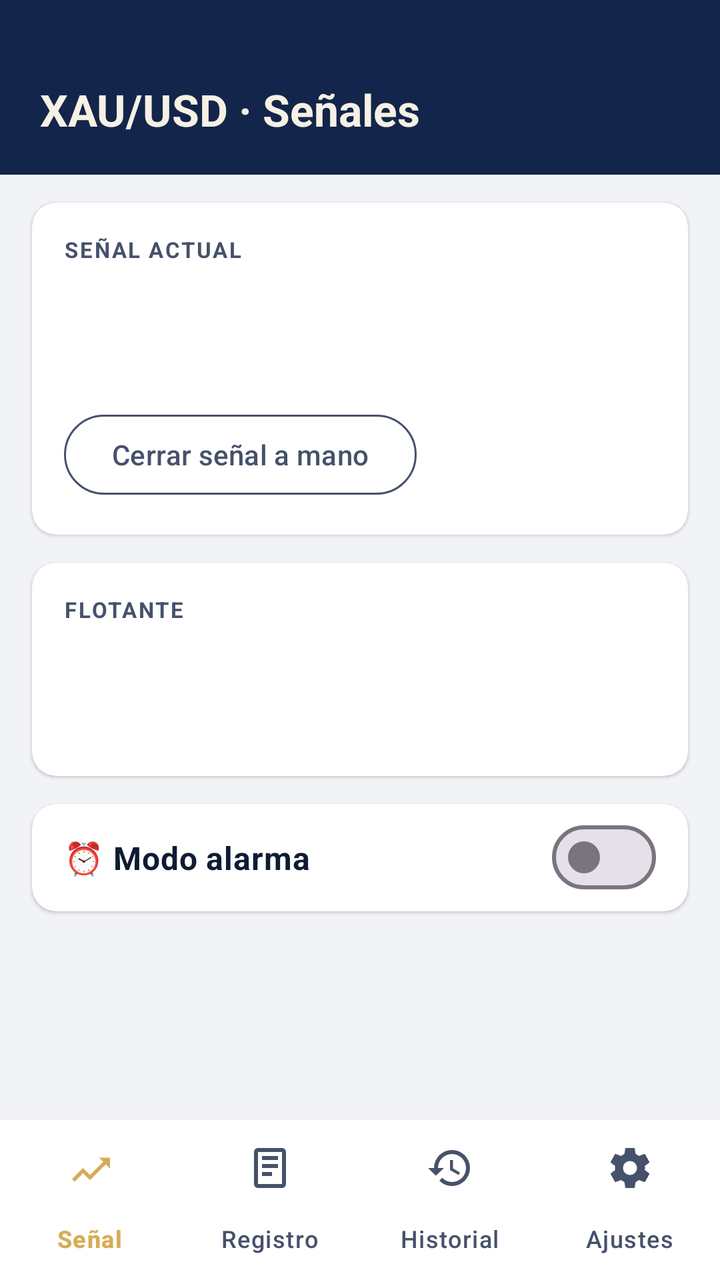
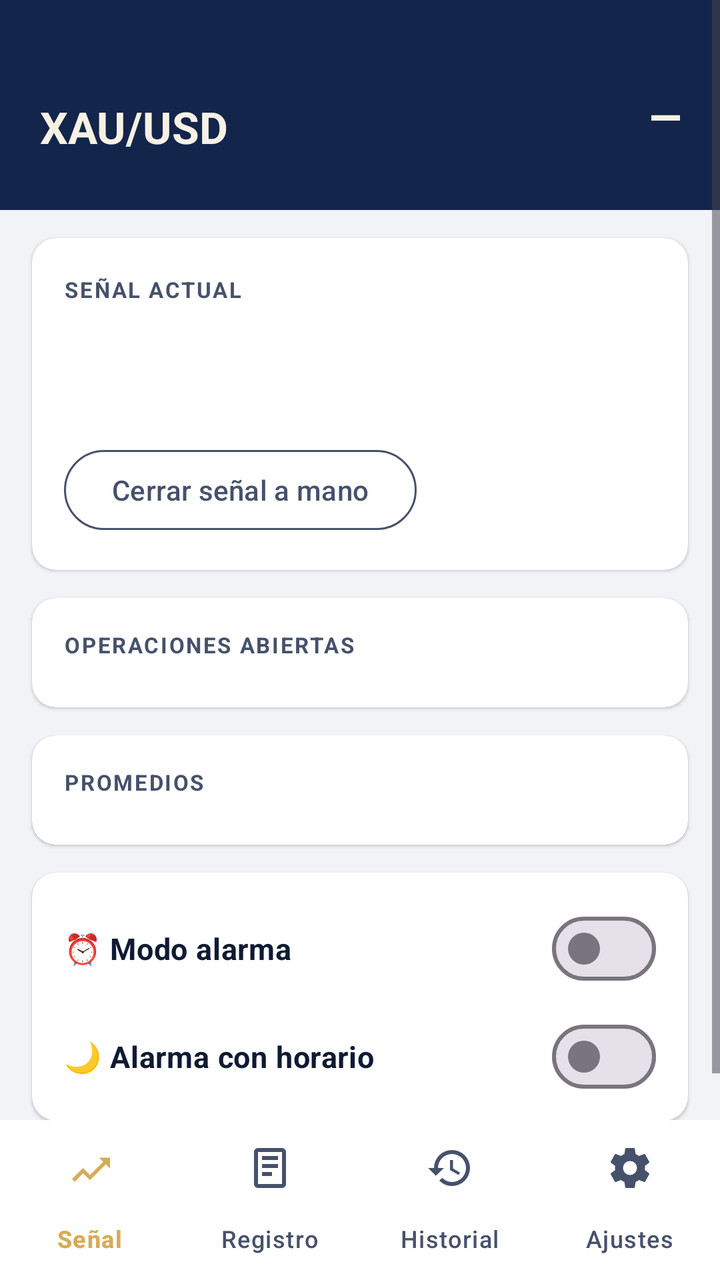

An Android layout rendered at two revisions. The XML below is the earlier revision; the diff shows what the commit changed to produce the second picture.
<!-- AndroidManifest.xml: application theme Theme.RegistroXAU -->
<!-- res/layout/activity_main.xml -->
<?xml version="1.0" encoding="utf-8"?>
<LinearLayout xmlns:android="http://schemas.android.com/apk/res/android"
    xmlns:app="http://schemas.android.com/apk/res-auto"
    android:layout_width="match_parent"
    android:layout_height="match_parent"
    android:background="@color/bg"
    android:orientation="vertical">

    <FrameLayout
        android:layout_width="match_parent"
        android:layout_height="0dp"
        android:layout_weight="1">

        
        <ScrollView
            android:id="@+id/pageSignal"
            android:layout_width="match_parent"
            android:layout_height="match_parent"
            android:fillViewport="true">
            <LinearLayout
                android:layout_width="match_parent"
                android:layout_height="wrap_content"
                android:orientation="vertical"
                android:paddingBottom="24dp">

                <LinearLayout
                    android:layout_width="match_parent"
                    android:layout_height="wrap_content"
                    android:background="@color/band"
                    android:paddingHorizontal="20dp"
                    android:paddingTop="40dp"
                    android:paddingBottom="18dp">
                    <TextView
                        android:layout_width="wrap_content"
                        android:layout_height="wrap_content"
                        android:text="XAU/USD · Señales"
                        android:textColor="@color/band_ink"
                        android:textSize="22sp"
                        android:textStyle="bold" />
                </LinearLayout>

                <com.google.android.material.card.MaterialCardView style="@style/Card"
                    android:layout_width="match_parent" android:layout_height="wrap_content">
                    <LinearLayout
                        android:layout_width="match_parent"
                        android:layout_height="wrap_content"
                        android:orientation="vertical"
                        android:padding="16dp">
                        <TextView style="@style/Eyebrow" android:text="Señal actual" />
                        <TextView
                            android:id="@+id/txtSignalTitle"
                            android:layout_width="wrap_content"
                            android:layout_height="wrap_content"
                            android:layout_marginTop="6dp"
                            android:textColor="@color/ink"
                            android:textSize="24sp"
                            android:textStyle="bold" />
                        <TextView
                            android:id="@+id/txtSignalBody"
                            android:layout_width="match_parent"
                            android:layout_height="wrap_content"
                            android:layout_marginTop="4dp"
                            android:textColor="@color/ink2"
                            android:textSize="14sp" />
                        <Button
                            android:id="@+id/btnClose"
                            style="@style/BtnOutlined"
                            android:layout_width="wrap_content"
                            android:layout_height="wrap_content"
                            android:layout_marginTop="10dp"
                            android:text="Cerrar señal a mano" />
                    </LinearLayout>
                </com.google.android.material.card.MaterialCardView>

                <com.google.android.material.card.MaterialCardView
                    android:id="@+id/cardFloat"
                    style="@style/Card"
                    android:layout_width="match_parent" android:layout_height="wrap_content">
                    <LinearLayout
                        android:layout_width="match_parent"
                        android:layout_height="wrap_content"
                        android:orientation="vertical"
                        android:padding="16dp">
                        <TextView style="@style/Eyebrow" android:text="Flotante" />
                        <TextView
                            android:id="@+id/txtFloat"
                            android:layout_width="wrap_content"
                            android:layout_height="wrap_content"
                            android:layout_marginTop="6dp"
                            android:textColor="@color/ink"
                            android:textSize="24sp"
                            android:textStyle="bold" />
                        <TextView
                            android:id="@+id/txtFloatInfo"
                            android:layout_width="match_parent"
                            android:layout_height="wrap_content"
                            android:layout_marginTop="4dp"
                            android:textColor="@color/ink2"
                            android:textSize="13sp" />
                    </LinearLayout>
                </com.google.android.material.card.MaterialCardView>

                <com.google.android.material.card.MaterialCardView style="@style/Card"
                    android:layout_width="match_parent" android:layout_height="wrap_content">
                    <com.google.android.material.materialswitch.MaterialSwitch
                        android:id="@+id/switchAlarm"
                        android:layout_width="match_parent"
                        android:layout_height="wrap_content"
                        android:padding="16dp"
                        android:text="⏰ Modo alarma"
                        android:textColor="@color/ink"
                        android:textSize="16sp"
                        android:textStyle="bold" />
                </com.google.android.material.card.MaterialCardView>
            </LinearLayout>
        </ScrollView>

        
        <WebView
            android:id="@+id/web"
            android:layout_width="match_parent"
            android:layout_height="match_parent"
            android:visibility="gone" />

        
        <ScrollView
            android:id="@+id/pageHistory"
            android:layout_width="match_parent"
            android:layout_height="match_parent"
            android:visibility="gone">
            <LinearLayout
                android:layout_width="match_parent"
                android:layout_height="wrap_content"
                android:orientation="vertical"
                android:paddingTop="28dp"
                android:paddingBottom="24dp">
                <com.google.android.material.card.MaterialCardView style="@style/Card"
                    android:layout_width="match_parent" android:layout_height="wrap_content">
                    <LinearLayout
                        android:layout_width="match_parent"
                        android:layout_height="wrap_content"
                        android:orientation="vertical"
                        android:padding="16dp">
                        <TextView style="@style/Eyebrow" android:text="Historial" />
                        <TextView
                            android:id="@+id/txtHistory"
                            android:layout_width="match_parent"
                            android:layout_height="wrap_content"
                            android:layout_marginTop="6dp"
                            android:fontFamily="monospace"
                            android:lineSpacingExtra="4dp"
                            android:textColor="@color/ink2"
                            android:textSize="13sp" />
                    </LinearLayout>
                </com.google.android.material.card.MaterialCardView>
            </LinearLayout>
        </ScrollView>

        
        <ScrollView
            android:id="@+id/pageSettings"
            android:layout_width="match_parent"
            android:layout_height="match_parent"
            android:visibility="gone">
            <LinearLayout
                android:layout_width="match_parent"
                android:layout_height="wrap_content"
                android:orientation="vertical"
                android:paddingTop="28dp"
                android:paddingBottom="24dp">

                
                <com.google.android.material.card.MaterialCardView style="@style/Card"
                    android:layout_width="match_parent" android:layout_height="wrap_content">
                    <LinearLayout
                        android:layout_width="match_parent"
                        android:layout_height="wrap_content"
                        android:orientation="vertical"
                        android:padding="16dp">
                        <TextView style="@style/Eyebrow" android:text="Permisos" />
                        <TextView android:id="@+id/txtAccess" style="@style/Line" />
                        <Button android:id="@+id/btnAccess" style="@style/BtnTonal" android:text="Dar acceso a notificaciones" />
                        <TextView android:id="@+id/txtNotif" style="@style/Line" />
                        <Button android:id="@+id/btnNotifPerm" style="@style/BtnTonal" android:text="Permitir notificaciones" />
                        <TextView android:id="@+id/txtBattery" style="@style/Line" />
                        <Button android:id="@+id/btnBattery" style="@style/BtnTonal" android:text="Quitar restricción de batería" />
                        <TextView android:id="@+id/txtLive" style="@style/Line" />
                        <Button android:id="@+id/btnLive" style="@style/BtnTonal" android:text="Activar actualizaciones en directo" />
                        <TextView android:id="@+id/txtFullScreen" style="@style/Line" />
                        <Button android:id="@+id/btnFullScreen" style="@style/BtnTonal" android:text="Permitir alarma a pantalla completa" />
                    </LinearLayout>
                </com.google.android.material.card.MaterialCardView>

                
                <com.google.android.material.card.MaterialCardView style="@style/Card"
                    android:layout_width="match_parent" android:layout_height="wrap_content">
                    <LinearLayout
                        android:layout_width="match_parent"
                        android:layout_height="wrap_content"
                        android:orientation="vertical"
                        android:padding="16dp">
                        <TextView style="@style/Eyebrow" android:text="Registro · Google" />
                        <TextView android:id="@+id/txtGoogle" style="@style/Line" />
                        <Button android:id="@+id/btnGoogle" style="@style/BtnTonal" android:text="Iniciar sesión con Google" />
                    </LinearLayout>
                </com.google.android.material.card.MaterialCardView>

                <com.google.android.material.card.MaterialCardView style="@style/Card"
                    android:layout_width="match_parent" android:layout_height="wrap_content">
                    <LinearLayout
                        android:layout_width="match_parent"
                        android:layout_height="wrap_content"
                        android:orientation="vertical"
                        android:padding="16dp">
                        <TextView style="@style/Eyebrow" android:text="Myfxbook" />
                        <com.google.android.material.materialswitch.MaterialSwitch
                            android:id="@+id/switchMfx"
                            style="@style/Sw"
                            android:text="Mostrar el flotante" />
                        <TextView
                            android:id="@+id/txtMfx"
                            android:layout_width="match_parent"
                            android:layout_height="wrap_content"
                            android:layout_marginTop="4dp"
                            android:textColor="@color/ink2"
                            android:textSize="13sp" />
                        <EditText
                            android:id="@+id/inputMfxEmail"
                            android:layout_width="match_parent"
                            android:layout_height="wrap_content"
                            android:hint="Email"
                            android:inputType="textEmailAddress"
                            android:textColor="@color/ink"
                            android:textColorHint="@color/ink2" />
                        <EditText
                            android:id="@+id/inputMfxPass"
                            android:layout_width="match_parent"
                            android:layout_height="wrap_content"
                            android:hint="Contraseña"
                            android:inputType="textPassword"
                            android:textColor="@color/ink"
                            android:textColorHint="@color/ink2" />
                        <Button android:id="@+id/btnMfx" style="@style/BtnTonal" android:text="Conectar" />
                        <TextView style="@style/Line" android:text="Cuenta" />
                        <Spinner
                            android:id="@+id/spinnerMfx"
                            android:layout_width="match_parent"
                            android:layout_height="wrap_content" />
                    </LinearLayout>
                </com.google.android.material.card.MaterialCardView>

                
                <com.google.android.material.card.MaterialCardView style="@style/Card"
                    android:layout_width="match_parent" android:layout_height="wrap_content">
                    <LinearLayout
                        android:layout_width="match_parent"
                        android:layout_height="wrap_content"
                        android:orientation="vertical"
                        android:padding="16dp">
                        <TextView style="@style/Eyebrow" android:text="Configuración" />
                        <TextView style="@style/Line" android:text="Canal de Telegram" />
                        <EditText
                            android:id="@+id/inputTitle"
                            android:layout_width="match_parent"
                            android:layout_height="wrap_content"
                            android:inputType="text"
                            android:textColor="@color/ink" />
                        <com.google.android.material.materialswitch.MaterialSwitch
                            android:id="@+id/switchSound"
                            style="@style/Sw"
                            android:text="Sonido de aviso" />
                        <Button android:id="@+id/btnSave" style="@style/BtnTonal"
                            android:layout_marginTop="6dp" android:text="Guardar" />
                    </LinearLayout>
                </com.google.android.material.card.MaterialCardView>

                
                <com.google.android.material.card.MaterialCardView style="@style/Card"
                    android:layout_width="match_parent" android:layout_height="wrap_content">
                    <LinearLayout
                        android:layout_width="match_parent"
                        android:layout_height="wrap_content"
                        android:orientation="vertical"
                        android:padding="16dp">
                        <TextView style="@style/Eyebrow" android:text="Pruebas" />
                        <LinearLayout android:layout_width="match_parent" android:layout_height="wrap_content" android:orientation="horizontal">
                            <Button android:id="@+id/btnTestOpen" style="@style/BtnOutlined"
                                android:layout_width="0dp" android:layout_weight="1" android:layout_height="wrap_content"
                                android:layout_marginEnd="6dp" android:text="Señal" />
                            <Button android:id="@+id/btnTestAvg" style="@style/BtnOutlined"
                                android:layout_width="0dp" android:layout_weight="1" android:layout_height="wrap_content"
                                android:text="Promedio" />
                        </LinearLayout>
                        <LinearLayout android:layout_width="match_parent" android:layout_height="wrap_content" android:orientation="horizontal">
                            <Button android:id="@+id/btnTestCloseAvg" style="@style/BtnOutlined"
                                android:layout_width="0dp" android:layout_weight="1" android:layout_height="wrap_content"
                                android:layout_marginEnd="6dp" android:text="Cerrar prom." />
                            <Button android:id="@+id/btnTestClose" style="@style/BtnOutlined"
                                android:layout_width="0dp" android:layout_weight="1" android:layout_height="wrap_content"
                                android:text="Cerrar todo" />
                        </LinearLayout>
                        <Button android:id="@+id/btnTestAlarm" style="@style/BtnOutlined"
                            android:layout_width="match_parent" android:layout_height="wrap_content"
                            android:text="Probar alarma en 10 s" />
                    </LinearLayout>
                </com.google.android.material.card.MaterialCardView>
            </LinearLayout>
        </ScrollView>
    </FrameLayout>

    <com.google.android.material.bottomnavigation.BottomNavigationView
        android:id="@+id/nav"
        android:layout_width="match_parent"
        android:layout_height="wrap_content"
        android:background="@color/surface"
        app:itemIconTint="@color/nav_item"
        app:itemTextColor="@color/nav_item"
        app:labelVisibilityMode="labeled"
        app:menu="@menu/bottom_nav" />
</LinearLayout>
<!-- resources referenced by this layout -->
<resources>
  <color name="band">#13254A</color>
  <color name="band_ink">#F6F1E4</color>
  <color name="bg">#F2F3F7</color>
  <color name="ink">#0F1B33</color>
  <color name="ink2">#46516B</color>
  <color name="surface">#FFFFFF</color>
  <style name="BtnOutlined" parent="Widget.Material3.Button.OutlinedButton">
          <item name="android:textColor">@color/ink2</item>
          <item name="strokeColor">@color/ink2</item>
      </style>
  <style name="BtnTonal" parent="Widget.Material3.Button.TonalButton">
          <item name="android:layout_width">wrap_content</item>
          <item name="android:layout_height">wrap_content</item>
      </style>
  <style name="Card" parent="Widget.Material3.CardView.Elevated">
          <item name="android:layout_marginStart">16dp</item>
          <item name="android:layout_marginEnd">16dp</item>
          <item name="android:layout_marginTop">14dp</item>
          <item name="cardBackgroundColor">@color/surface</item>
          <item name="cardCornerRadius">12dp</item>
      </style>
  <style name="Eyebrow">
          <item name="android:layout_width">wrap_content</item>
          <item name="android:layout_height">wrap_content</item>
          <item name="android:textAllCaps">true</item>
          <item name="android:letterSpacing">0.08</item>
          <item name="android:textSize">11sp</item>
          <item name="android:textStyle">bold</item>
          <item name="android:textColor">@color/muted</item>
      </style>
  <style name="Line">
          <item name="android:layout_width">match_parent</item>
          <item name="android:layout_height">wrap_content</item>
          <item name="android:layout_marginTop">10dp</item>
          <item name="android:textSize">14sp</item>
          <item name="android:textColor">@color/ink</item>
      </style>
  <style name="Sw">
          <item name="android:layout_width">match_parent</item>
          <item name="android:layout_height">wrap_content</item>
          <item name="android:layout_marginTop">6dp</item>
          <item name="android:textColor">@color/ink</item>
          <item name="android:textSize">15sp</item>
      </style>
  <style name="Theme.RegistroXAU" parent="Theme.Material3.DayNight.NoActionBar">
          <item name="colorPrimary">@color/band</item>
          <item name="colorOnPrimary">@color/band_ink</item>
          <item name="colorSecondary">@color/gold</item>
          <item name="android:statusBarColor">@color/band</item>
          <item name="android:windowLightStatusBar">false</item>
          <item name="android:colorBackground">@color/bg</item>
      </style>
  <color name="muted">#46516B</color>
  <color name="gold">#D7AC57</color>
</resources>

<!-- the commit's change to res/layout/activity_main.xml (unified diff, before → after) -->
@@ -23,37 +23,77 @@
                 android:orientation="vertical"
                 android:paddingBottom="24dp">
 
+                
                 <LinearLayout
                     android:layout_width="match_parent"
                     android:layout_height="wrap_content"
                     android:background="@color/band"
+                    android:gravity="center_vertical"
+                    android:orientation="horizontal"
                     android:paddingHorizontal="20dp"
                     android:paddingTop="40dp"
                     android:paddingBottom="18dp">
                     <TextView
-                        android:layout_width="wrap_content"
-                        android:layout_height="wrap_content"
-                        android:text="XAU/USD · Señales"
+                        android:layout_width="0dp"
+                        android:layout_height="wrap_content"
+                        android:layout_weight="1"
+                        android:text="XAU/USD"
                         android:textColor="@color/band_ink"
                         android:textSize="22sp"
                         android:textStyle="bold" />
+                    <LinearLayout
+                        android:layout_width="wrap_content"
+                        android:layout_height="wrap_content"
+                        android:gravity="end"
+                        android:orientation="vertical">
+                        <TextView
+                            android:id="@+id/txtPrice"
+                            android:layout_width="wrap_content"
+                            android:layout_height="wrap_content"
+                            android:fontFamily="monospace"
+                            android:text="—"
+                            android:textColor="@color/band_ink"
+                            android:textSize="24sp"
+                            android:textStyle="bold" />
+                        <TextView
+                            android:id="@+id/txtPriceInfo"
+                            android:layout_width="wrap_content"
+                            android:layout_height="wrap_content"
+                            android:fontFamily="monospace"
+                            android:textColor="@color/band_dim"
+                            android:textSize="11sp" />
+                    </LinearLayout>
                 </LinearLayout>
 
-                <com.google.android.material.card.MaterialCardView style="@style/Card"
-                    android:layout_width="match_parent" android:layout_height="wrap_content">
-                    <LinearLayout
-                        android:layout_width="match_parent"
-                        android:layout_height="wrap_content"
-                        android:orientation="vertical"
-                        android:padding="16dp">
-                        <TextView style="@style/Eyebrow" android:text="Señal actual" />
+                
+                <com.google.android.material.card.MaterialCardView
+                    android:id="@+id/cardSignal"
+                    style="@style/Card"
+                    android:layout_width="match_parent" android:layout_height="wrap_content">
+                    <LinearLayout
+                        android:layout_width="match_parent"
+                        android:layout_height="wrap_content"
+                        android:orientation="vertical"
+                        android:padding="16dp">
+                        <LinearLayout
+                            android:layout_width="match_parent"
+                            android:layout_height="wrap_content"
+                            android:orientation="horizontal">
+                            <TextView style="@style/Eyebrow" android:layout_width="0dp" android:layout_weight="1" android:text="Señal actual" />
+                            <TextView
+                                android:id="@+id/txtSignalChevron"
+                                android:layout_width="wrap_content"
+                                android:layout_height="wrap_content"
+                                android:textColor="@color/ink2"
+                                android:textSize="13sp" />
+                        </LinearLayout>
                         <TextView
                             android:id="@+id/txtSignalTitle"
                             android:layout_width="wrap_content"
                             android:layout_height="wrap_content"
                             android:layout_marginTop="6dp"
                             android:textColor="@color/ink"
-                            android:textSize="24sp"
+                            android:textSize="22sp"
                             android:textStyle="bold" />
                         <TextView
                             android:id="@+id/txtSignalBody"
@@ -62,6 +102,13 @@
                             android:layout_marginTop="4dp"
                             android:textColor="@color/ink2"
                             android:textSize="14sp" />
+                        <LinearLayout
+                            android:id="@+id/boxSignalAvgs"
+                            android:layout_width="match_parent"
+                            android:layout_height="wrap_content"
+                            android:layout_marginTop="8dp"
+                            android:orientation="vertical"
+                            android:visibility="gone" />
                         <Button
                             android:id="@+id/btnClose"
                             style="@style/BtnOutlined"
@@ -72,8 +119,9 @@
                     </LinearLayout>
                 </com.google.android.material.card.MaterialCardView>
 
+                
                 <com.google.android.material.card.MaterialCardView
-                    android:id="@+id/cardFloat"
+                    android:id="@+id/cardTrades"
                     style="@style/Card"
                     android:layout_width="match_parent" android:layout_height="wrap_content">
                     <LinearLayout
@@ -81,36 +129,56 @@
                         android:layout_height="wrap_content"
                         android:orientation="vertical"
                         android:padding="16dp">
-                        <TextView style="@style/Eyebrow" android:text="Flotante" />
-                        <TextView
-                            android:id="@+id/txtFloat"
-                            android:layout_width="wrap_content"
-                            android:layout_height="wrap_content"
-                            android:layout_marginTop="6dp"
-                            android:textColor="@color/ink"
-                            android:textSize="24sp"
+                        <TextView style="@style/Eyebrow" android:text="Operaciones abiertas" />
+                        <LinearLayout
+                            android:id="@+id/boxTrades"
+                            android:layout_width="match_parent"
+                            android:layout_height="wrap_content"
+                            android:layout_marginTop="8dp"
+                            android:orientation="vertical" />
+                    </LinearLayout>
+                </com.google.android.material.card.MaterialCardView>
+
+                
+                <com.google.android.material.card.MaterialCardView
+                    android:id="@+id/cardOrders"
+                    style="@style/Card"
+                    android:layout_width="match_parent" android:layout_height="wrap_content">
+                    <LinearLayout
+                        android:layout_width="match_parent"
+                        android:layout_height="wrap_content"
+                        android:orientation="vertical"
+                        android:padding="16dp">
+                        <TextView style="@style/Eyebrow" android:text="Promedios" />
+                        <LinearLayout
+                            android:id="@+id/boxOrders"
+                            android:layout_width="match_parent"
+                            android:layout_height="wrap_content"
+                            android:layout_marginTop="8dp"
+                            android:orientation="vertical" />
+                    </LinearLayout>
+                </com.google.android.material.card.MaterialCardView>
+
+                
+                <com.google.android.material.card.MaterialCardView style="@style/Card"
+                    android:layout_width="match_parent" android:layout_height="wrap_content">
+                    <LinearLayout
+                        android:layout_width="match_parent"
+                        android:layout_height="wrap_content"
+                        android:orientation="vertical"
+                        android:paddingHorizontal="16dp"
+                        android:paddingVertical="8dp">
+                        <com.google.android.material.materialswitch.MaterialSwitch
+                            android:id="@+id/switchAlarm"
+                            style="@style/Sw"
+                            android:text="⏰ Modo alarma"
                             android:textStyle="bold" />
-                        <TextView
-                            android:id="@+id/txtFloatInfo"
-                            android:layout_width="match_parent"
-                            android:layout_height="wrap_content"
-                            android:layout_marginTop="4dp"
-                            android:textColor="@color/ink2"
-                            android:textSize="13sp" />
-                    </LinearLayout>
-                </com.google.android.material.card.MaterialCardView>
-
-                <com.google.android.material.card.MaterialCardView style="@style/Card"
-                    android:layout_width="match_parent" android:layout_height="wrap_content">
-                    <com.google.android.material.materialswitch.MaterialSwitch
-                        android:id="@+id/switchAlarm"
-                        android:layout_width="match_parent"
-                        android:layout_height="wrap_content"
-                        android:padding="16dp"
-                        android:text="⏰ Modo alarma"
-                        android:textColor="@color/ink"
-                        android:textSize="16sp"
-                        android:textStyle="bold" />
+                        <com.google.android.material.materialswitch.MaterialSwitch
+                            android:id="@+id/switchSched"
+                            style="@style/Sw"
+                            android:text="🌙 Alarma con horario"
+                            android:textStyle="bold" />
+                    </LinearLayout>
                 </com.google.android.material.card.MaterialCardView>
             </LinearLayout>
         </ScrollView>
@@ -271,6 +339,53 @@
                             android:text="Sonido de aviso" />
                         <Button android:id="@+id/btnSave" style="@style/BtnTonal"
                             android:layout_marginTop="6dp" android:text="Guardar" />
+                    </LinearLayout>
+                </com.google.android.material.card.MaterialCardView>
+
+                
+                <com.google.android.material.card.MaterialCardView style="@style/Card"
+                    android:layout_width="match_parent" android:layout_height="wrap_content">
+                    <LinearLayout
+                        android:layout_width="match_parent"
+                        android:layout_height="wrap_content"
+                        android:orientation="vertical"
+                        android:padding="16dp">
+                        <TextView style="@style/Eyebrow" android:text="Alarmas" />
+                        <TextView style="@style/Line" android:text="Horario de la alarma" />
+                        <LinearLayout android:layout_width="match_parent" android:layout_height="wrap_content" android:orientation="horizontal">
+                            <EditText
+                                android:id="@+id/inputSchedFrom"
+                                android:layout_width="0dp" android:layout_weight="1"
+                                android:layout_height="wrap_content"
+                                android:hint="00:00"
+                                android:inputType="time"
+                                android:textColor="@color/ink"
+                                android:textColorHint="@color/ink2" />
+                            <TextView android:layout_width="wrap_content" android:layout_height="wrap_content"
+                                android:paddingHorizontal="12dp" android:text="a" android:textColor="@color/ink2" />
+                            <EditText
+                                android:id="@+id/inputSchedTo"
+                                android:layout_width="0dp" android:layout_weight="1"
+                                android:layout_height="wrap_content"
+                                android:hint="08:00"
+                                android:inputType="time"
+                                android:textColor="@color/ink"
+                                android:textColorHint="@color/ink2" />
+                        </LinearLayout>
+                        <com.google.android.material.materialswitch.MaterialSwitch
+                            android:id="@+id/switchFloatAlarm"
+                            style="@style/Sw"
+                            android:layout_marginTop="10dp"
+                            android:text="Alarma si el flotante baja de" />
+                        <EditText
+                            android:id="@+id/inputFloatLimit"
+                            android:layout_width="match_parent"
+                            android:layout_height="wrap_content"
+                            android:hint="500 $"
+                            android:inputType="numberDecimal"
+                            android:textColor="@color/ink"
+                            android:textColorHint="@color/ink2" />
+                        <Button android:id="@+id/btnSaveAlarms" style="@style/BtnTonal" android:text="Guardar" />
                     </LinearLayout>
                 </com.google.android.material.card.MaterialCardView>
 
<!-- resource entries referenced after the edit -->
@@ -1,6 +1,7 @@
 <!-- resources referenced by this layout -->
 <resources>
   <color name="band">#13254A</color>
+  <color name="band_dim">#9FB0D0</color>
   <color name="band_ink">#F6F1E4</color>
   <color name="bg">#F2F3F7</color>
   <color name="ink">#0F1B33</color>
